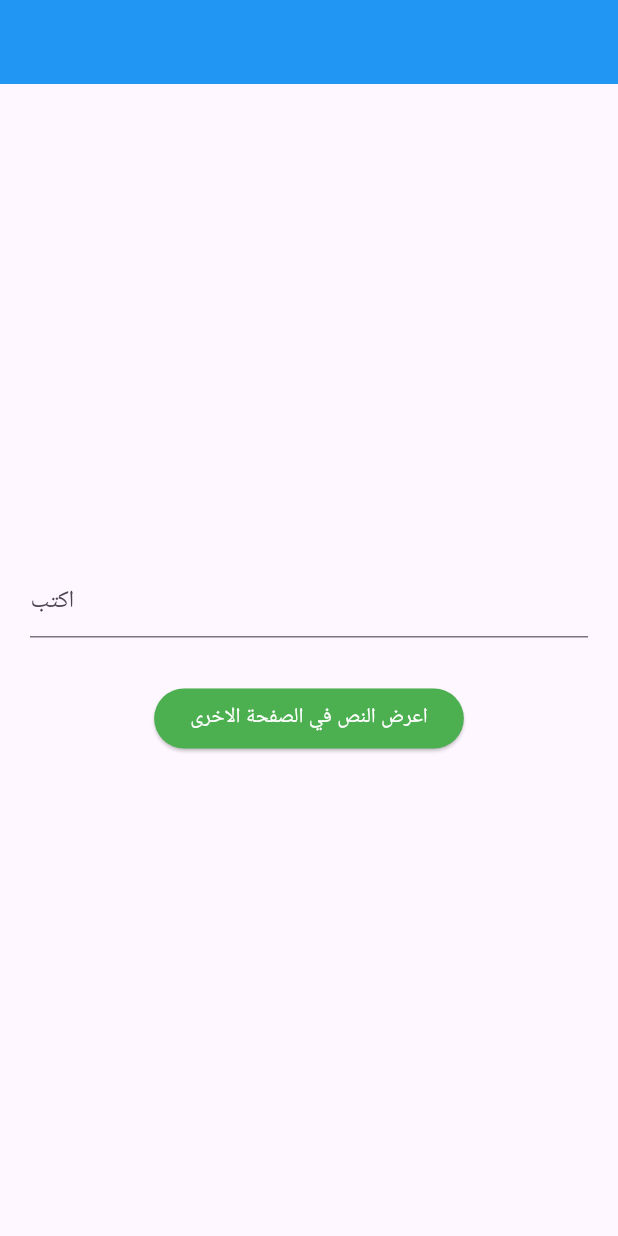
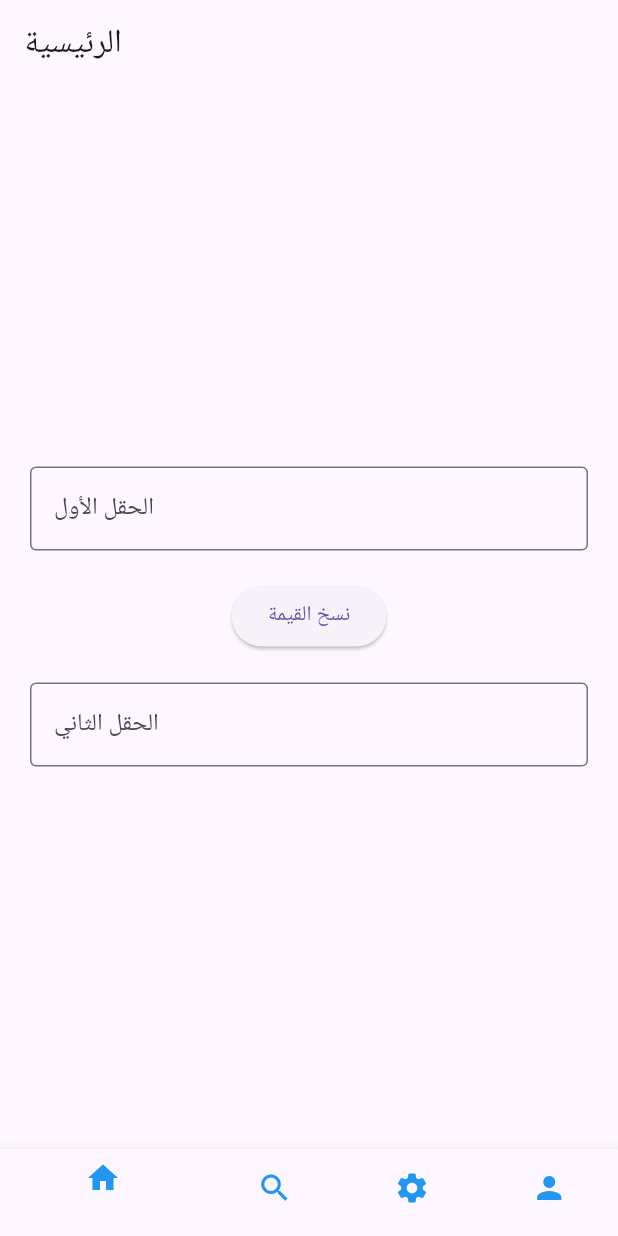
Before and after one commit to GafarAsem/Tasks-Flutter, a Flutter app: the screen it shows after launch, on a phone screen of 412 x 824 dp. Run offline on Flutter 3.47's test engine with Material 3 defaults, Android fonts, the light colour scheme and no system bars.

Commit message:
bottomnavigation2v

```diff
--- /dev/null
+++ b/lib/home_page.dart
@@ -0,0 +1,55 @@
+
+import 'package:flutter/material.dart';
+
+class HomePage extends StatefulWidget {
+  const HomePage({super.key});
+
+  @override
+  State<HomePage> createState() => _HomePageState();
+}
+
+class _HomePageState extends State<HomePage> {
+  final TextEditingController _firstFieldController = TextEditingController();
+  final TextEditingController _secondFieldController = TextEditingController();
+
+  void _copyText() {
+    setState(() {
+      _secondFieldController.text = _firstFieldController.text;
+    });
+  }
+
+  @override
+  Widget build(BuildContext context) {
+    return Scaffold(
+      body: Padding(
+        padding: const EdgeInsets.all(20.0),
+        child: Column(
+          mainAxisAlignment: MainAxisAlignment.center,
+          children: [
+            TextField(
+              controller: _firstFieldController,
+              decoration: const InputDecoration(
+                labelText: 'الحقل الأول',
+                border: OutlineInputBorder(),
+              ),
+            ),
+            const SizedBox(height: 20),
+            ElevatedButton(
+              onPressed: _copyText,
+              child: const Text('نسخ القيمة'),
+            ),
+            const SizedBox(height: 20),
+            TextField(
+              controller: _secondFieldController,
+              decoration: const InputDecoration(
+                labelText: 'الحقل الثاني',
+                border: OutlineInputBorder(),
+              ),
+              readOnly: true,
+            ),
+          ],
+        ),
+      ),
+    );
+  }
+}
--- a/lib/main.dart
+++ b/lib/main.dart
@@ -1,96 +1,87 @@
 import 'package:flutter/material.dart';
+import 'home_page.dart';
+import 'search_page.dart';
+import 'settings_page.dart';
+import 'profile_page.dart';
 
 void main() {
-  runApp(MyApp());
+  runApp(const MyApp());
 }
 
 class MyApp extends StatelessWidget {
-  MyApp({super.key});
-
-  final TextEditingController _textController = TextEditingController();
+  const MyApp({super.key});
 
   @override
   Widget build(BuildContext context) {
     return MaterialApp(
-      debugShowCheckedModeBanner: false,
-      title: 'Text Field',
-      home: Scaffold(
-        appBar: AppBar(backgroundColor: Colors.blue),
-        body: Center(
-          child: Padding(
-            padding: const EdgeInsets.all(20.0),
-            child: Column(
-              mainAxisAlignment: MainAxisAlignment.center,
-              children: <Widget>[
-                TextField(
-                  controller: _textController,
-                  decoration: const InputDecoration(hintText: 'اكتب   '),
-                ),
-                const SizedBox(height: 30),
+      title: 'Bottom Navigation Bar',
+      theme: ThemeData(primaryColor: Colors.blue),
+      home: const MainScreen(),
+    );
+  }
+}
 
-                ElevatedButton(
-                  onPressed: () {
-                    Navigator.push(
-                      context,
-                      MaterialPageRoute(
-                        builder: (context) =>
-                            SecondScreen(textData: _textController.text),
-                      ),
-                    );
-                  },
-                  style: ElevatedButton.styleFrom(
-                    backgroundColor: Colors.green,
-                  ),
-                  child: const Text(
-                    'اعرض النص في الصفحة الاخرى',
-                    style: TextStyle(color: Colors.white),
-                  ),
-                ),
-              ],
-            ),
+class MainScreen extends StatefulWidget {
+  const MainScreen({super.key});
+
+  @override
+  State<MainScreen> createState() => _MainScreenState();
+}
+
+class _MainScreenState extends State<MainScreen> {
+  int _currentIndex = 0;
+  final List<Widget> _pages = [
+    const HomePage(),
+    const SearchPage(),
+    const SettingsPage(),
+    const ProfilePage(),
+  ];
+  String getTitle(int index) {
+    switch (index) {
+      case 0:
+        return 'الرئيسية';
+      case 1:
+        return 'البحث';
+      case 2:
+        return 'الإعدادات';
+      case 3:
+        return 'الحساب';
+      default:
+        return '';
+    }
+  }
+
+  @override
+  Widget build(BuildContext context) {
+    return Scaffold(
+      appBar: AppBar(title: Text(getTitle(_currentIndex))),
+      body: IndexedStack(index: _currentIndex, children: _pages),
+      bottomNavigationBar: BottomNavigationBar(
+        currentIndex: _currentIndex,
+        onTap: (index) {
+          setState(() {
+            _currentIndex = index;
+          });
+        },
+        items: [
+          BottomNavigationBarItem(
+            icon: Icon(Icons.home, color: Colors.blue),
+            label: 'الرئيسية',
           ),
-        ),
+          BottomNavigationBarItem(
+            icon: Icon(Icons.search, color: Colors.blue),
+            label: 'البحث',
+          ),
+          BottomNavigationBarItem(
+            icon: Icon(Icons.settings, color: Colors.blue),
+            label: 'الإعدادات',
+          ),
+          BottomNavigationBarItem(
+            icon: Icon(Icons.person, color: Colors.blue),
+            label: 'الحساب',
+          ),
+        ],
       ),
     );
   }
 }
-
-class SecondScreen extends StatelessWidget {
-  final String textData;
-
-  const SecondScreen({required this.textData, super.key});
-
-  @override
-  Widget build(BuildContext context) {
-    return Scaffold(
-      appBar: AppBar(
-        title: const Text('الصفحة الجديدة'),
-        backgroundColor: Colors.orange,
-      ),
-      body: Center(
-        child: Column(
-          mainAxisAlignment: MainAxisAlignment.center,
-          children: <Widget>[
-            const Text('النص الذي أرسلته:', style: TextStyle(fontSize: 18)),
-            const SizedBox(height: 10),
-            Text(
-              textData.isEmpty ? 'لم تكتب شيئاً!' : textData,
-              style: const TextStyle(
-                fontSize: 25,
-                fontWeight: FontWeight.bold,
-                color: Colors.red,
-              ),
-            ),
-            const SizedBox(height: 30),
-            ElevatedButton(
-              onPressed: () {
-                Navigator.pop(context);
-              },
-              child: const Text('العودة'),
-            ),
-          ],
-        ),
-      ),
-    );
-  }
-}
```
Also changed, not shown: lib/profile_page.dart (added, +14 -0 lines), lib/search_page.dart (added, +44 -0 lines), lib/settings_page.dart (added, +16 -0 lines).
